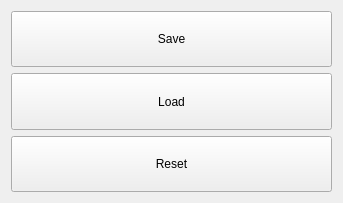
Old version of the form test.ui in the repository wapmobil/SpaceTimeBot.
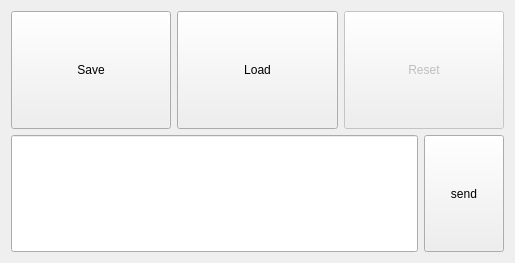
New version of the form. Custom widgets are drawn as their Qt base class.

```diff
--- a/test.ui
+++ b/test.ui
@@ -6,8 +6,8 @@
    <rect>
     <x>0</x>
     <y>0</y>
-    <width>343</width>
-    <height>203</height>
+    <width>515</width>
+    <height>263</height>
    </rect>
   </property>
   <property name="windowTitle">
@@ -15,6 +15,8 @@
   </property>
   <layout class="QVBoxLayout" name="verticalLayout">
    <item>
+    <layout class="QHBoxLayout" name="horizontalLayout">
+     <item>
     <widget class="QPushButton" name="buttonSave">
      <property name="sizePolicy">
       <sizepolicy hsizetype="Minimum" vsizetype="Minimum">
@@ -42,6 +44,9 @@
    </item>
    <item>
     <widget class="QPushButton" name="buttonReset">
+       <property name="enabled">
+        <bool>false</bool>
+       </property>
      <property name="sizePolicy">
       <sizepolicy hsizetype="Minimum" vsizetype="Minimum">
        <horstretch>0</horstretch>
@@ -54,7 +59,43 @@
     </widget>
    </item>
   </layout>
- </widget>
+   </item>
+   <item>
+    <layout class="QHBoxLayout" name="horizontalLayout_2">
+     <item>
+      <widget class="CLineEdit" name="lineEdit">
+       <property name="sizePolicy">
+        <sizepolicy hsizetype="Expanding" vsizetype="Minimum">
+         <horstretch>0</horstretch>
+         <verstretch>0</verstretch>
+        </sizepolicy>
+       </property>
+      </widget>
+     </item>
+     <item>
+      <widget class="QPushButton" name="pushButton">
+       <property name="sizePolicy">
+        <sizepolicy hsizetype="Minimum" vsizetype="Minimum">
+         <horstretch>0</horstretch>
+         <verstretch>0</verstretch>
+        </sizepolicy>
+       </property>
+       <property name="text">
+        <string>send</string>
+       </property>
+      </widget>
+     </item>
+    </layout>
+   </item>
+  </layout>
+ </widget>
+ <customwidgets>
+  <customwidget>
+   <class>CLineEdit</class>
+   <extends>QLineEdit</extends>
+   <header>clineedit.h</header>
+  </customwidget>
+ </customwidgets>
  <resources/>
  <connections/>
 </ui>
```
Lines whose indentation alone changed are shown as unchanged.
